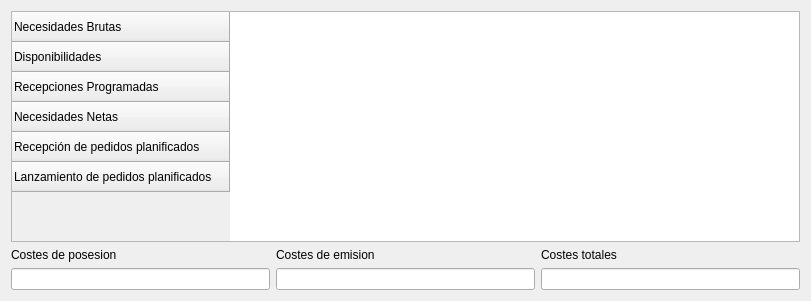
TheBerbat/bloque-produccion, file src/finaltabledialog.ui: the form before one commit.
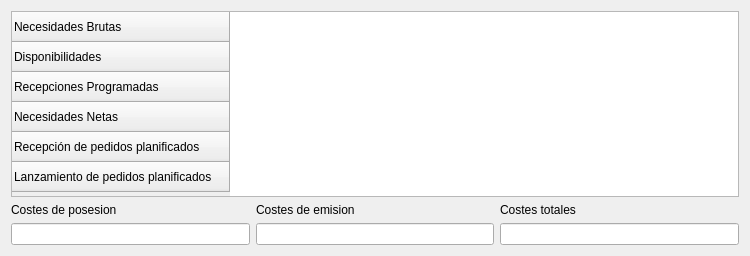
The form after the commit.

What changed in the file:
```diff
--- a/src/finaltabledialog.ui
+++ b/src/finaltabledialog.ui
@@ -6,10 +6,22 @@
    <rect>
     <x>0</x>
     <y>0</y>
-    <width>811</width>
-    <height>301</height>
+    <width>750</width>
+    <height>256</height>
    </rect>
   </property>
+  <property name="minimumSize">
+   <size>
+    <width>450</width>
+    <height>256</height>
+   </size>
+  </property>
+  <property name="maximumSize">
+   <size>
+    <width>16777215</width>
+    <height>256</height>
+   </size>
+  </property>
   <property name="windowTitle">
    <string>Dialog</string>
   </property>
@@ -60,7 +72,11 @@
         </widget>
        </item>
        <item>
-        <widget class="QLineEdit" name="holdCost"/>
+        <widget class="QLineEdit" name="holdCost">
+         <property name="alignment">
+          <set>Qt::AlignRight|Qt::AlignTrailing|Qt::AlignVCenter</set>
+         </property>
+        </widget>
        </item>
       </layout>
      </item>
@@ -74,7 +90,11 @@
         </widget>
        </item>
        <item>
-        <widget class="QLineEdit" name="emisionCost"/>
+        <widget class="QLineEdit" name="emisionCost">
+         <property name="alignment">
+          <set>Qt::AlignRight|Qt::AlignTrailing|Qt::AlignVCenter</set>
+         </property>
+        </widget>
        </item>
       </layout>
      </item>
@@ -88,7 +108,11 @@
         </widget>
        </item>
        <item>
-        <widget class="QLineEdit" name="totalCost"/>
+        <widget class="QLineEdit" name="totalCost">
+         <property name="alignment">
+          <set>Qt::AlignRight|Qt::AlignTrailing|Qt::AlignVCenter</set>
+         </property>
+        </widget>
        </item>
       </layout>
      </item>
```
Left out of the diff: 2 changed lines with no effect on the pictures.
